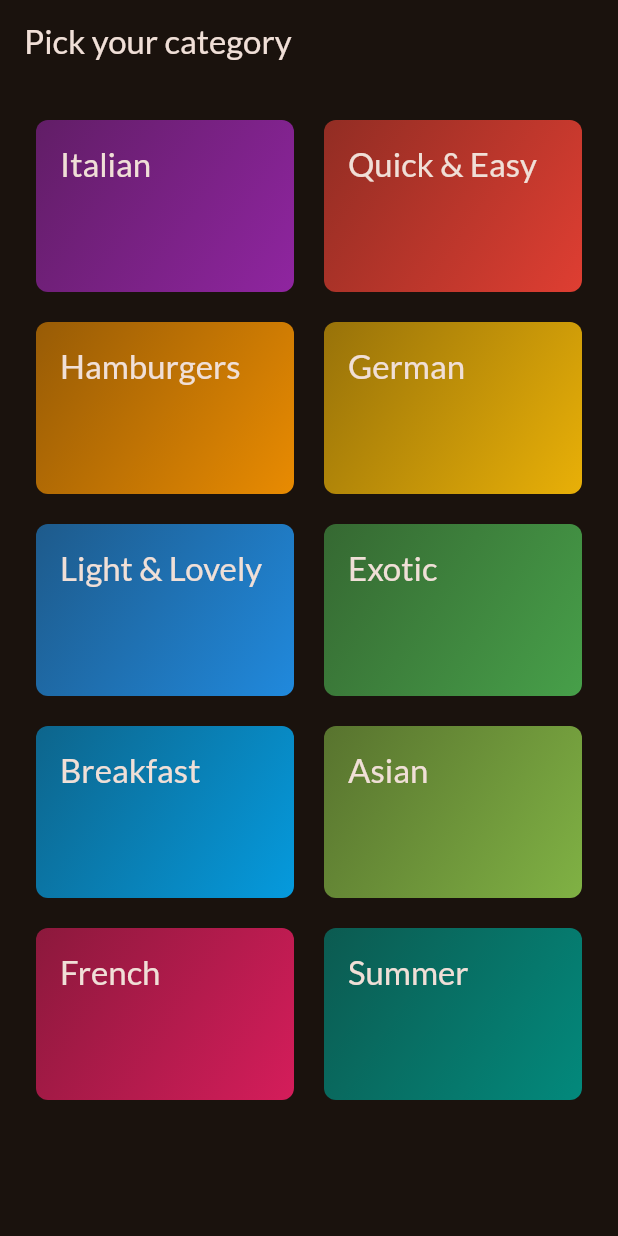
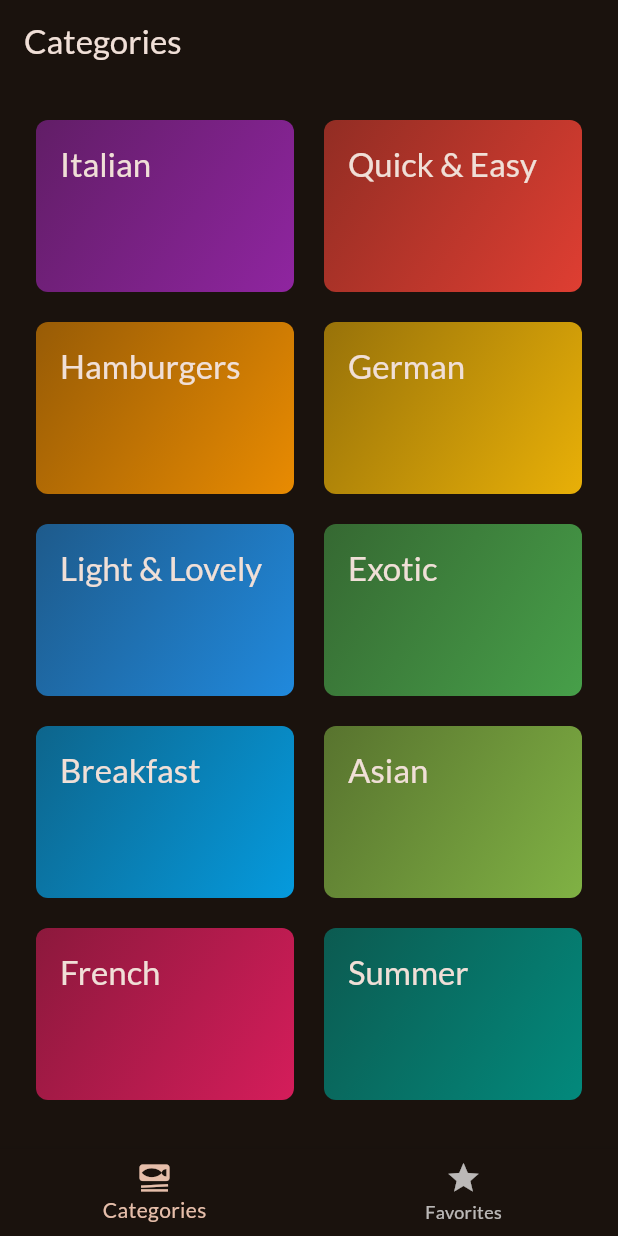
Before and after one commit to bhibbert/meals, a Flutter app: the screen it shows after launch, on a phone screen of 412 x 824 dp. Run offline on Flutter 3.47's test engine with Material 2 defaults, Android fonts, the phone set to English and light mode, and no system bars; our stand-ins replace google_fonts, transparent_image.

Commit message:
Added a Tab Bar

```diff
--- a/lib/main.dart
+++ b/lib/main.dart
@@ -1,7 +1,7 @@
 import 'package:flutter/material.dart';
 
 import 'package:google_fonts/google_fonts.dart';
-import 'package:meals/screens/categories.dart';
+import 'package:meals/screens/tabs.dart';
 
 final theme = ThemeData(
   useMaterial3: true,
@@ -23,7 +23,7 @@ class App extends StatelessWidget {
   Widget build(BuildContext context) {
     return MaterialApp(
       theme: theme,
-      home: const CategoriesScreen(),
+      home: const TabsScreen(),
     );
   }
 }
--- a/lib/screens/categories.dart
+++ b/lib/screens/categories.dart
@@ -24,11 +24,7 @@ class CategoriesScreen extends StatelessWidget {
 
   @override
   Widget build(BuildContext context) {
-    return Scaffold(
-        appBar: AppBar(
-          title: const Text('Pick your category'),
-        ),
-        body: GridView(
+    return GridView(
       padding: const EdgeInsets.all(24),
       gridDelegate: const SliverGridDelegateWithFixedCrossAxisCount(
         crossAxisCount: 2,
@@ -45,6 +41,6 @@ class CategoriesScreen extends StatelessWidget {
             },
           )
       ],
-        ));
+    );
   }
 }
--- /dev/null
+++ b/lib/screens/tabs.dart
@@ -0,0 +1,50 @@
+import 'package:flutter/material.dart';
+import 'package:meals/screens/categories.dart';
+import 'package:meals/screens/meals.dart';
+
+class TabsScreen extends StatefulWidget {
+  const TabsScreen({super.key});
+
+  @override
+  State<TabsScreen> createState() {
+    return _TabsScreenState();
+  }
+}
+
+class _TabsScreenState extends State<TabsScreen> {
+  int _selectedPageIndex = 0;
+
+  void _selectPage(int index) {
+    setState(() {
+      _selectedPageIndex = index;
+    });
+  }
+
+  @override
+  Widget build(BuildContext context) {
+    Widget activePage = const CategoriesScreen();
+    var activePageTitle = 'Categories';
+
+    if (_selectedPageIndex == 1) {
+      activePage = const MealsScreen(meals: []);
+      activePageTitle = 'Your Favorites';
+    }
+    return Scaffold(
+      appBar: AppBar(
+        title: Text(
+          activePageTitle,
+        ),
+      ),
+      body: activePage,
+      bottomNavigationBar: BottomNavigationBar(
+        onTap: _selectPage,
+        currentIndex: _selectedPageIndex,
+        items: const [
+          BottomNavigationBarItem(
+              icon: Icon(Icons.set_meal), label: 'Categories'),
+          BottomNavigationBarItem(icon: Icon(Icons.star), label: 'Favorites'),
+        ],
+      ),
+    );
+  }
+}
```
Also changed, not shown: lib/screens/meals.dart (+12 -8 lines). Lines whose indentation alone changed are shown as unchanged.
